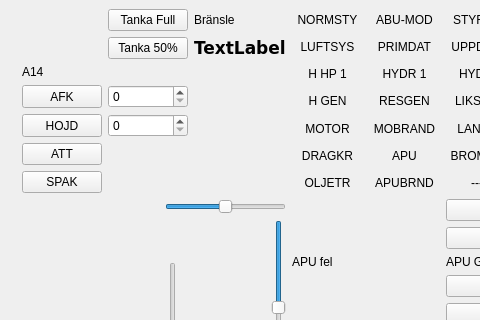
First picture: the form in ui/main.ui, repository f11museum/JAS-IS-Cockpit, before the edit; both pictures show x 151 to 631 and y 0 to 320 of the 753 by 473 pixel window.
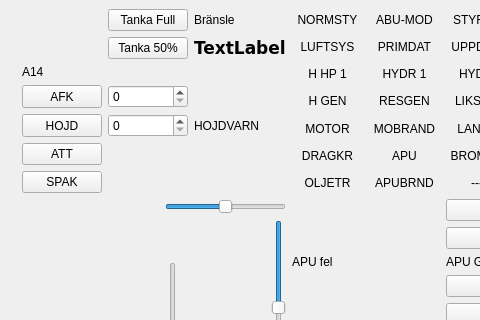
Second picture: the form after the edit.

Commit message: höjdvarningslampa

What changed in the file:
```diff
--- a/ui/main.ui
+++ b/ui/main.ui
@@ -607,6 +607,13 @@
         </property>
        </widget>
       </item>
+      <item row="4" column="5">
+       <widget class="QLabel" name="lamps_hojdvarn">
+        <property name="text">
+         <string>HOJDVARN</string>
+        </property>
+       </widget>
+      </item>
      </layout>
     </item>
     <item row="5" column="1" colspan="2">
```
The commit also changes 1 other file.
